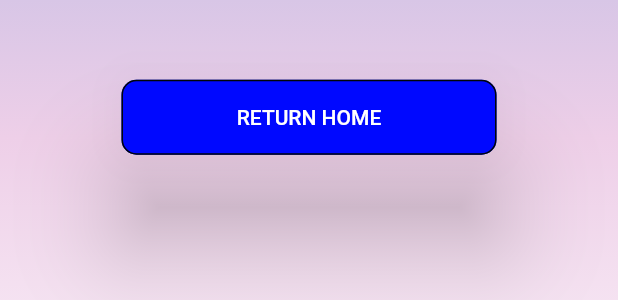
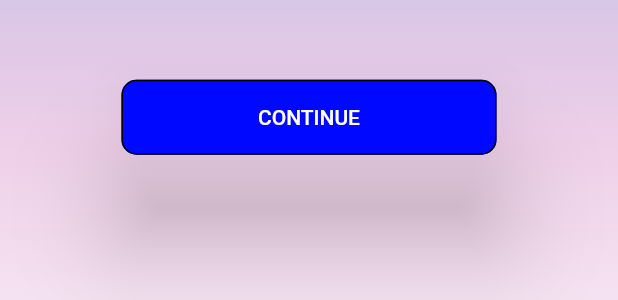
Before and after one commit to mackenziesalinas/HCI-Implementation, a Flutter app: the FinishedActivityPage widget shown alone on an empty page, opened directly, on a phone screen of 412 x 824 dp. Shown: the part 686-986 px from the top of the screen. Run offline on Flutter 3.47's test engine with Material 2 defaults, Android fonts, the phone set to English and light mode, and no system bars; our stand-ins replace google_fonts, table_calendar; missing offline and left inert: tech_addict; statements that could not run were skipped.

Commit message:
Update finished_activity_page.dart

```diff
--- a/lib/pages/finished_activity_page.dart
+++ b/lib/pages/finished_activity_page.dart
@@ -45,6 +45,7 @@ class FinishedActivityPage extends StatelessWidget {
                 child: ElevatedButton(
                   onPressed: () {
                     // Navigate to another page or perform an action
+                    Navigator.pushNamed(context, '/review_page');
                   },
                   style: ElevatedButton.styleFrom(
                     primary: Color.fromARGB(255, 0, 8, 255),
@@ -55,7 +56,7 @@ class FinishedActivityPage extends StatelessWidget {
                       borderRadius: BorderRadius.circular(10.0),
                     ),
                   ),
-                  child: Text('RETURN HOME'),
+                  child: Text('CONTINUE'),
                 ),
               ),
             ],
```
